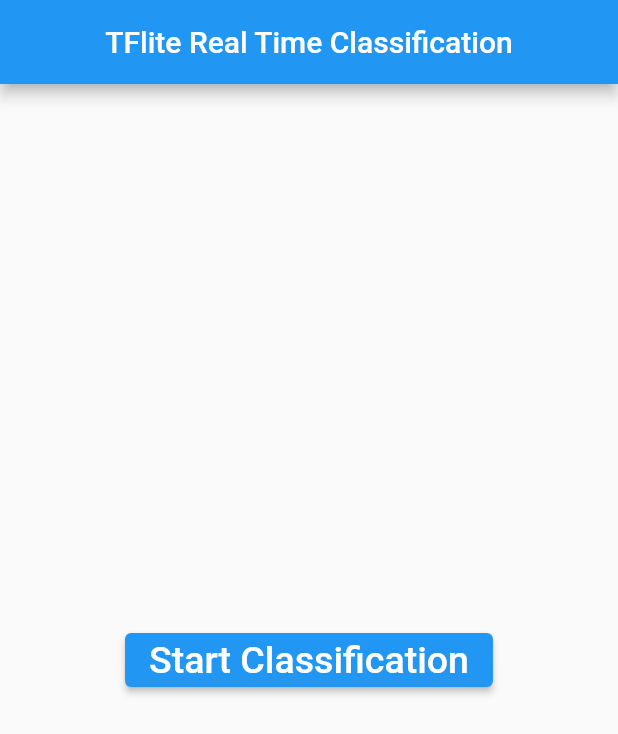
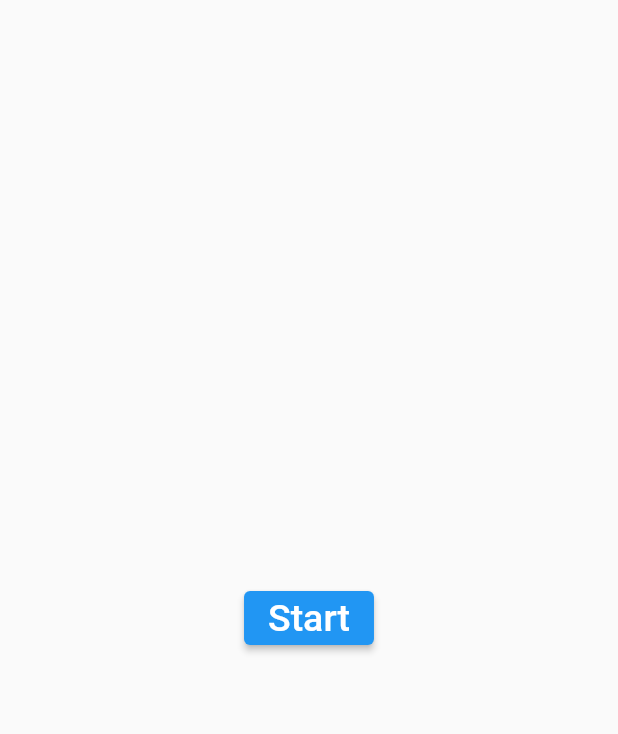
Before and after one commit to Yaroslaww-1/logo-recognizer, a Flutter app: the screen it shows after launch, on a phone screen of 412 x 824 dp. Shown: the top 734 px of the screen. Run offline on Flutter 3.47's test engine with Material 2 defaults, Android fonts, the phone set to English and light mode, and no system bars; our stand-ins replace camera; missing offline and left inert: tflite.

Commit message:
removed Appbar in home screen

```diff
--- a/lib/features/home/home_screen.dart
+++ b/lib/features/home/home_screen.dart
@@ -17,10 +17,6 @@ class _HomeScreenState extends State<HomeScreen> {
   @override
   Widget build(BuildContext context) {
     return Scaffold(
-      appBar: AppBar(
-        centerTitle: true,
-        title: const Text('TFlite Real Time Classification'),
-      ),
       body: Center(
         child: Container(
           child: Column(
@@ -29,7 +25,7 @@ class _HomeScreenState extends State<HomeScreen> {
               ButtonTheme(
                 child: ElevatedButton(
                   child: Text(
-                    "Start Classification",
+                    "Start",
                     style: TextStyle(fontSize: 25.0),
                   ),
                   onPressed: onStartClassificationClick,
```
